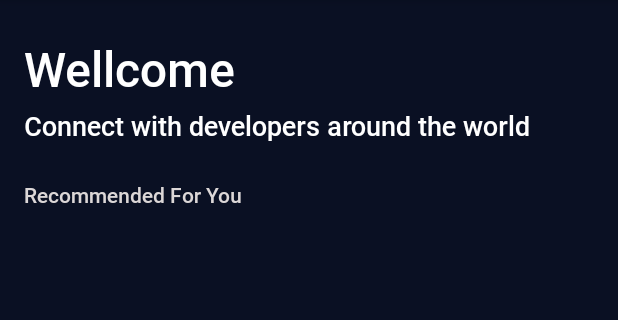
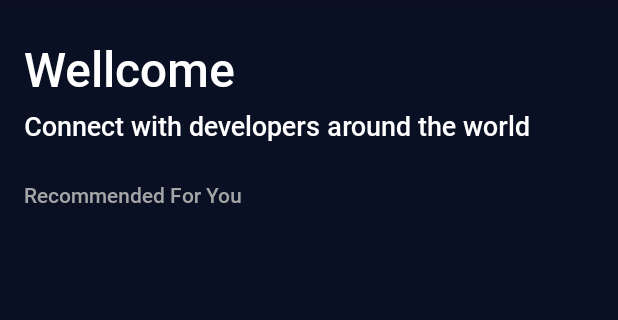
Before and after one commit to adityaids/MyGithubUserApps, an Android app: the MainActivity screen opened directly, with no data from a screen before it, on a phone screen of 412 x 824 dp, the part 84-404 px from its top. Run offline under Robolectric (Android 15) with nearby library versions, the phone set to English and light mode, and no system bars.

Commit message:
new commit

```diff
--- a/app/src/main/res/values/colors.xml
+++ b/app/src/main/res/values/colors.xml
@@ -15,5 +15,5 @@
 
     <color name="black">#FF000000</color>
     <color name="white">#FFFFFFFF</color>
-    <color name="text_secondary_color">#DCD7D7</color>
+    <color name="text_secondary_color">#DDBCBCBC</color>
 </resources>
```
